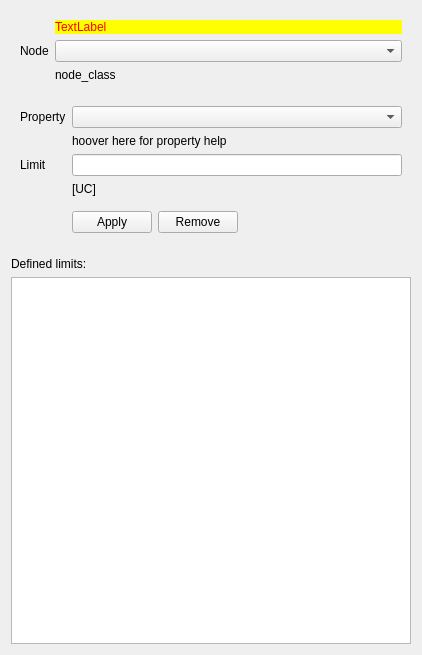
Old version of the form guis/widget_limits.ui in the repository RubendeBruin/DAVE.
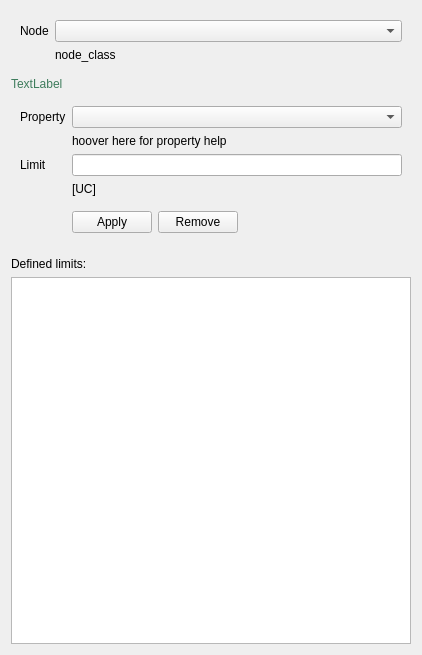
New version of the form.

Commit message: limits can be defined on managed nodes, including proper overriding

Diff of the .ui file:
```diff
--- a/guis/widget_limits.ui
+++ b/guis/widget_limits.ui
@@ -6,7 +6,7 @@
    <rect>
     <x>0</x>
     <y>0</y>
-    <width>412</width>
+    <width>418</width>
     <height>655</height>
    </rect>
   </property>
@@ -47,18 +47,20 @@
         </property>
        </widget>
       </item>
-      <item row="0" column="1">
+     </layout>
+    </widget>
+   </item>
+   <item>
        <widget class="QLabel" name="lblError">
         <property name="styleSheet">
-         <string notr="true">background: yellow; 
-color: rgb(255, 0, 0);</string>
+      <string notr="true">color: rgb(62, 124, 92);</string>
         </property>
         <property name="text">
          <string>TextLabel</string>
         </property>
-       </widget>
-      </item>
-     </layout>
+     <property name="wordWrap">
+      <bool>true</bool>
+     </property>
     </widget>
    </item>
    <item>
```
Lines whose indentation alone changed are shown as unchanged. The commit also changes 10 other files.
